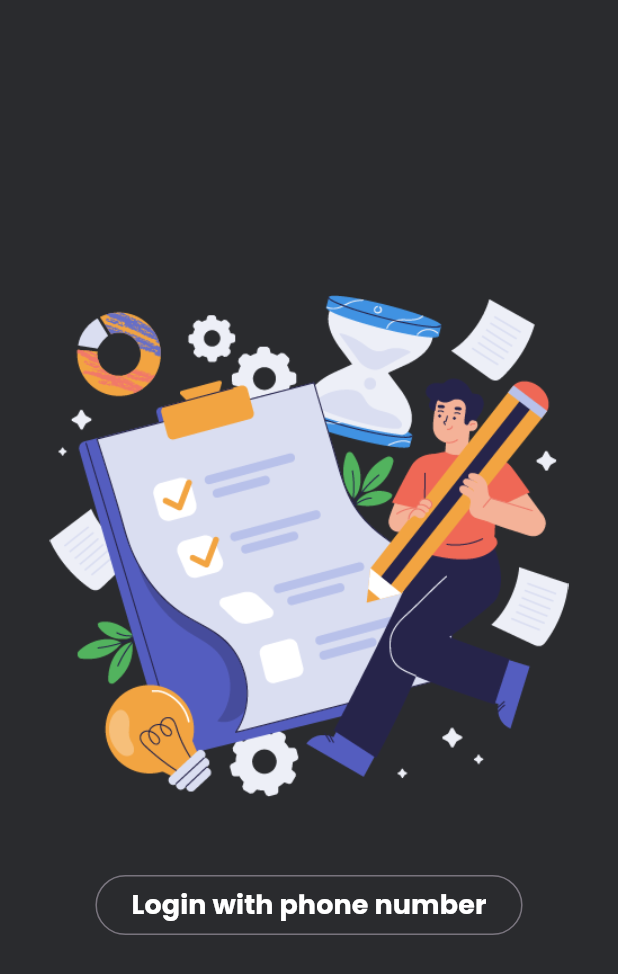
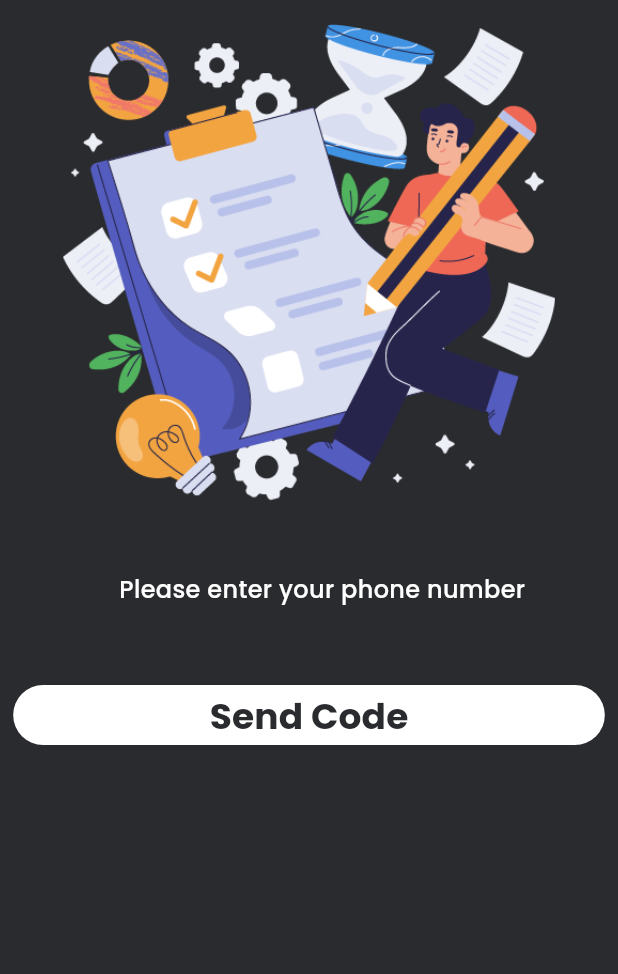
Before and after one commit to akosijho/flutter_todo_riverpod, a Flutter app: the PageTwo widget shown alone on an empty page, opened directly, after a tap on "Login with phone number", on a phone screen of 412 x 824 dp. Shown: the top 974 px of the screen. Run offline on Flutter 3.47's test engine with Material 2 defaults, Android fonts, the phone set to English and light mode, and no system bars; our stand-ins replace flutter_screenutil, flutter_vector_icons, google_fonts, hooks_riverpod, smooth_page_indicator.

Commit message:
Start login page.

```diff
--- /dev/null
+++ b/lib/features/auth/pages/login_page.dart
@@ -0,0 +1,71 @@
+import 'package:flutter/material.dart';
+import 'package:flutter_screenutil/flutter_screenutil.dart';
+import 'package:flutter_todo_riverpod/common/utils/constants.dart';
+import 'package:flutter_todo_riverpod/common/widgets/app_style.dart';
+import 'package:flutter_todo_riverpod/common/widgets/gap.dart';
+import 'package:flutter_todo_riverpod/common/widgets/my_outlined_button.dart';
+import 'package:flutter_todo_riverpod/common/widgets/my_text.dart';
+import 'package:hooks_riverpod/hooks_riverpod.dart';
+
+class LoginPage extends ConsumerStatefulWidget {
+  const LoginPage({super.key});
+
+  @override
+  ConsumerState<ConsumerStatefulWidget> createState() {
+    return _LoginPageState();
+  }
+}
+
+class _LoginPageState extends ConsumerState<LoginPage> {
+  @override
+  Widget build(BuildContext context) {
+    return Scaffold(
+      body: SafeArea(
+        child: Padding(
+          padding: EdgeInsets.symmetric(horizontal: 8.w),
+          child: ListView(
+            children: [
+              const Gap(
+                height: 16,
+              ),
+              Padding(
+                padding: EdgeInsets.symmetric(horizontal: 30.w),
+                child: Image.asset(
+                  AppConstants.todo,
+                  width: 300,
+                ),
+              ),
+              const Gap(
+                height: 48,
+              ),
+              Container(
+                alignment: Alignment.center,
+                padding: EdgeInsets.only(left: 16.w),
+                child: MyText(
+                  text: 'Please enter your phone number',
+                  style: appStyle(16, AppConstants.kLight, FontWeight.w500),
+                ),
+              ),
+              const Gap(
+                height: 24,
+              ),
+              const Gap(
+                height: 24,
+              ),
+              MyOutlinedButton(
+                  buttonStyle: ButtonStyle(
+                      backgroundColor:
+                          MaterialStateProperty.all(AppConstants.kLight),
+                      side: MaterialStateProperty.all(BorderSide.none)),
+                  onPressed: () {},
+                  child: MyText(
+                    text: 'Send Code',
+                    style: appStyle(24, AppConstants.kBkDark, FontWeight.bold),
+                  ))
+            ],
+          ),
+        ),
+      ),
+    );
+  }
+}
--- a/lib/features/onboarding/widgets/page_two.dart
+++ b/lib/features/onboarding/widgets/page_two.dart
@@ -5,6 +5,7 @@ import 'package:flutter_todo_riverpod/common/widgets/app_style.dart';
 import 'package:flutter_todo_riverpod/common/widgets/gap.dart';
 import 'package:flutter_todo_riverpod/common/widgets/my_outlined_button.dart';
 import 'package:flutter_todo_riverpod/common/widgets/my_text.dart';
+import 'package:flutter_todo_riverpod/features/auth/pages/login_page.dart';
 
 class PageTwo extends StatelessWidget {
   const PageTwo({super.key});
@@ -27,7 +28,12 @@ class PageTwo extends StatelessWidget {
             height: 48,
           ),
           MyOutlinedButton(
-              onPressed: () {},
+              onPressed: () {
+                Navigator.pushReplacement(context,
+                    MaterialPageRoute(builder: (_) {
+                  return const LoginPage();
+                }));
+              },
               child: MyText(
                 text: 'Login with phone number',
                 style: appStyle(18, AppConstants.kLight, FontWeight.bold),
```
